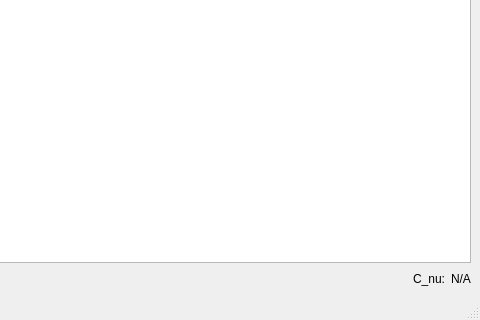
Before: the Qt Designer form mainwindow.ui in Lukaviy/TeachingScores, drawn with Qt 5; both pictures show x 320 to 800 and y 280 to 600 of the 800 by 600 pixel window.
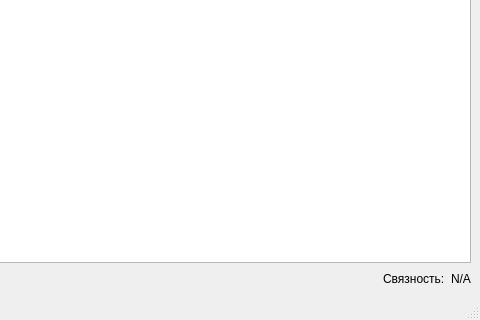
After: the same form once the commit is applied. Icons and pictures are not drawn.

Commit message: MainWindow: rename C_nu

Diff of the .ui file:
```diff
--- a/mainwindow.ui
+++ b/mainwindow.ui
@@ -174,7 +174,7 @@
       <item>
        <widget class="QLabel" name="label">
         <property name="text">
-         <string>C_nu:</string>
+         <string>Связность:</string>
         </property>
        </widget>
       </item>
```
